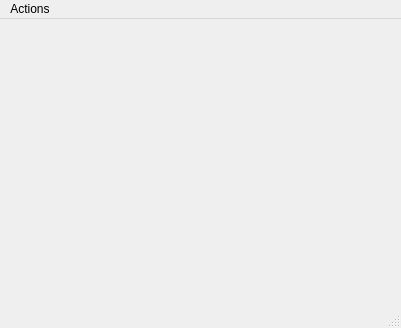
Qt form client/Client.ui (canercandan/qlik) before a commit.
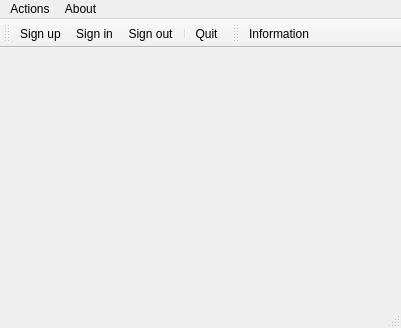
The same form after that commit. Icons and pictures are not drawn.

```diff
--- a/client/Client.ui
+++ b/client/Client.ui
@@ -32,9 +32,44 @@
     <addaction name="separator" />
     <addaction name="actionQuit" />
    </widget>
+   <widget class="QMenu" name="menuAbout" >
+    <property name="title" >
+     <string>About</string>
+    </property>
+    <addaction name="actionInformation" />
+   </widget>
    <addaction name="menuConnection" />
+   <addaction name="menuAbout" />
   </widget>
   <widget class="QStatusBar" name="statusbar" />
+  <widget class="QToolBar" name="toolBarAction" >
+   <property name="windowTitle" >
+    <string>Action</string>
+   </property>
+   <attribute name="toolBarArea" >
+    <enum>TopToolBarArea</enum>
+   </attribute>
+   <attribute name="toolBarBreak" >
+    <bool>false</bool>
+   </attribute>
+   <addaction name="actionSignUp" />
+   <addaction name="actionSignIn" />
+   <addaction name="actionSignOut" />
+   <addaction name="separator" />
+   <addaction name="actionQuit" />
+  </widget>
+  <widget class="QToolBar" name="toolBarAbout" >
+   <property name="windowTitle" >
+    <string>About</string>
+   </property>
+   <attribute name="toolBarArea" >
+    <enum>TopToolBarArea</enum>
+   </attribute>
+   <attribute name="toolBarBreak" >
+    <bool>false</bool>
+   </attribute>
+   <addaction name="actionInformation" />
+  </widget>
   <action name="actionSignIn" >
    <property name="text" >
     <string>Sign in</string>
@@ -55,6 +90,14 @@
     <string>Sign up</string>
    </property>
   </action>
+  <action name="actionInformation" >
+   <property name="icon" >
+    <iconset>images/information.png</iconset>
+   </property>
+   <property name="text" >
+    <string>Information</string>
+   </property>
+  </action>
  </widget>
  <resources/>
  <connections/>
```
Left out of the diff: 12 changed lines with no effect on the pictures.
